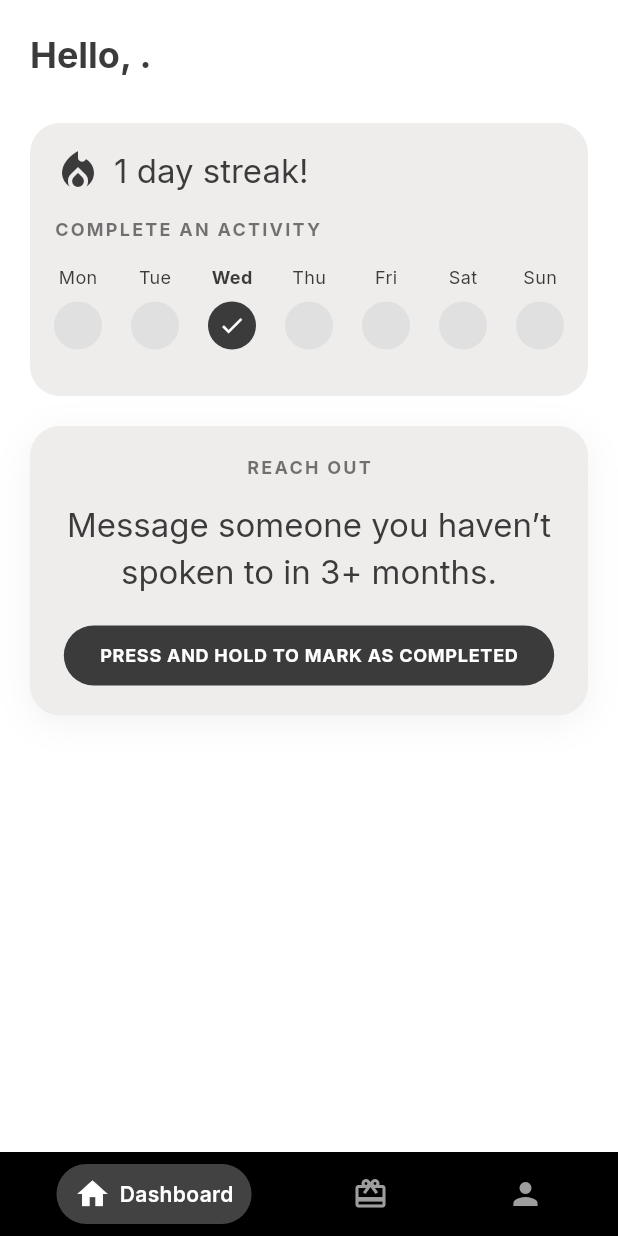
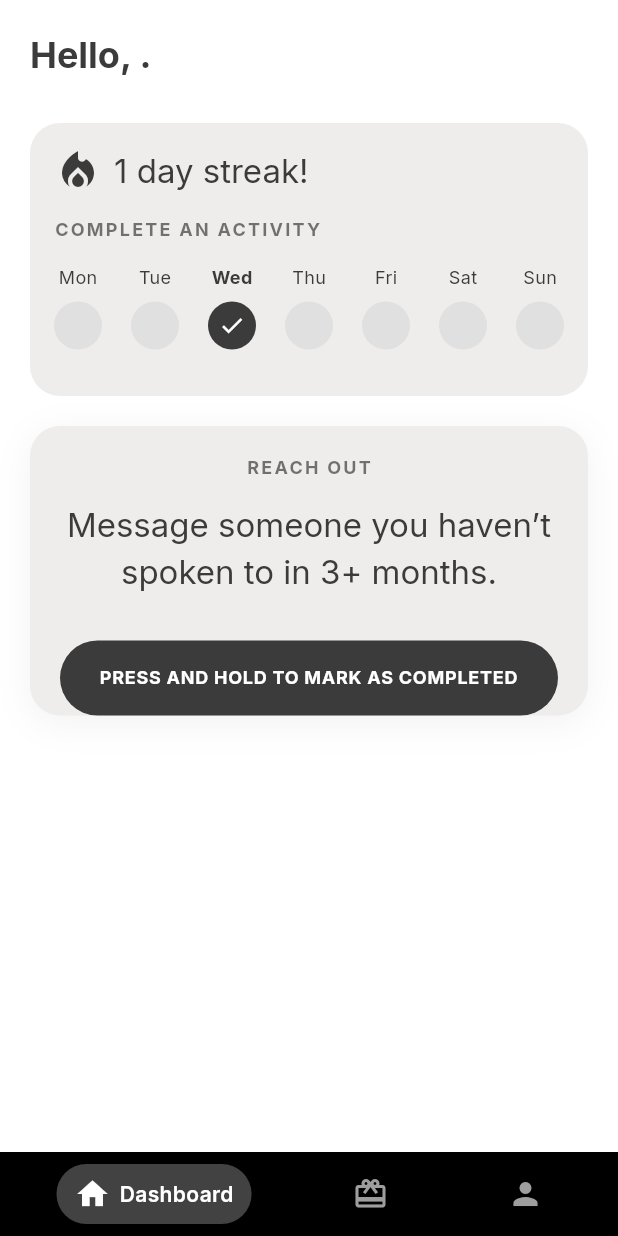
Before and after one commit to orya-ai/v3, a Flutter app: the DashboardPage screen opened by its route, on a phone screen of 412 x 824 dp. Run offline on Flutter 3.47's test engine with Material 3 defaults, Android fonts, the phone set to English and light mode, and no system bars; our stand-ins replace cloud_firestore, firebase_auth, firebase_core, flutter_riverpod, go_router, google_fonts and 3 more; accounts and stored records are empty.

Commit message:
made daily prompt animation

```diff
--- a/lib/features/dashboard/presentation/dashboard_page.dart
+++ b/lib/features/dashboard/presentation/dashboard_page.dart
@@ -1,4 +1,5 @@
 import 'dart:async';
+import 'dart:ui';
 import 'package:flutter/material.dart';
 import 'package:flutter_riverpod/flutter_riverpod.dart';
 import 'package:orya/features/dashboard/application/gamification_repository.dart';
@@ -21,9 +22,7 @@ class _DashboardPageState extends ConsumerState<DashboardPage>
   String _dailyPrompt = 'Loading...';
   String _dailyPromptCategory = '';
   bool _isCompleted = false;
-  bool _isHolding = false;
   late AnimationController _controller;
-  late Animation<double> _animation;
 
   @override
   void initState() {
@@ -31,20 +30,17 @@ class _DashboardPageState extends ConsumerState<DashboardPage>
     _loadDailyPrompt();
 
     _controller = AnimationController(
-      duration: const Duration(seconds: 2),
+      duration: const Duration(milliseconds: 2000),
       vsync: this,
-    );
-
-    _animation = Tween<double>(begin: 0, end: 1).animate(_controller)
-      ..addStatusListener((status) {
+    )..addStatusListener((status) {
         if (status == AnimationStatus.completed) {
           setState(() {
             _isCompleted = true;
           });
+          Vibration.vibrate(pattern: [0, 50, 80, 250], intensities: [100, 255]);
         }
       });
-    // Check and update streak status when the dashboard loads.
-    // The recordActivity method is now idempotent and safe to call.
+
     WidgetsBinding.instance.addPostFrameCallback((_) {
       ref.read(gamificationRepoProvider).recordActivity();
     });
@@ -60,8 +56,10 @@ class _DashboardPageState extends ConsumerState<DashboardPage>
     final promptData = await DailyConnectionPromptService().getTodaysPrompt();
     if (mounted) {
       setState(() {
-        _dailyPromptCategory = promptData['category']?.toUpperCase() ?? 'CONNECT';
-        _dailyPrompt = promptData['prompt'] ?? 'Check back tomorrow for a new prompt!';
+        _dailyPromptCategory =
+            promptData['category']?.toUpperCase() ?? 'CONNECT';
+        _dailyPrompt =
+            promptData['prompt'] ?? 'Check back tomorrow for a new prompt!';
       });
     }
   }
@@ -71,8 +69,7 @@ class _DashboardPageState extends ConsumerState<DashboardPage>
     final userAsyncValue = ref.watch(userProvider);
 
     return userAsyncValue.when(
-      data: (user) => Container(
-        child: SafeArea(
+      data: (user) => SafeArea(
         child: ListView(
           padding: const EdgeInsets.all(20.0),
           children: [
@@ -84,7 +81,6 @@ class _DashboardPageState extends ConsumerState<DashboardPage>
             const SizedBox(height: 30),
             // _buildQuests(context),
           ],
-          ),
         ),
       ),
       loading: () => const Center(child: CircularProgressIndicator()),
@@ -108,8 +104,6 @@ class _DashboardPageState extends ConsumerState<DashboardPage>
 
   Widget _buildGamificationArea(BuildContext context) {
     final gamificationState = ref.watch(gamificationProvider);
-
-    // Use intl to get localized day names, starting with Monday
     final daySymbols = DateFormat.E().dateSymbols.STANDALONESHORTWEEKDAYS;
     final List<String> days = [...daySymbols.sublist(1), daySymbols[0]];
 
@@ -132,35 +126,32 @@ class _DashboardPageState extends ConsumerState<DashboardPage>
               Row(
                 mainAxisSize: MainAxisSize.min,
                 children: [
-                  Icon(Icons.local_fire_department, color: AppTheme.primaryTextColor, size: 32
-                  ),
+                  Icon(Icons.local_fire_department, color: AppTheme.primaryTextColor, size: 32),
                   const SizedBox(width: 8),
                   Text(
                     '${gamificationData.streak} day streak!',
-                    style: Theme.of(context).textTheme.titleLarge
+                    style: Theme.of(context).textTheme.titleLarge,
                   ),
                 ],
               ),
               const SizedBox(height: 15),
-              Text('COMPLETE AN ACTIVITY',
+              Text(
+                'COMPLETE AN ACTIVITY',
                 style: Theme.of(context).textTheme.labelMedium?.copyWith(
                       color: AppTheme.primaryTextColor.withOpacity(0.7),
                       fontWeight: FontWeight.bold,
                       letterSpacing: 1.5,
                     ),
               ),
-
               const SizedBox(height: 15),
-
               Row(
                 mainAxisAlignment: MainAxisAlignment.spaceBetween,
                 children: List.generate(7, (index) {
-                  return _buildDayIndicator(days[index], gamificationData.completedDays[index], index);
+                  return _buildDayIndicator(
+                      days[index], gamificationData.completedDays[index], index);
                 }),
               ),
-
               const SizedBox(height: 15),
-
             ],
           ),
         ),
@@ -171,8 +162,11 @@ class _DashboardPageState extends ConsumerState<DashboardPage>
   }
 
   Widget _buildTodaysConnectionPrompt(BuildContext context) {
-    return Container(
-      padding: const EdgeInsets.all(20),
+    return Stack(
+      children: [
+        Container(
+          width: double.infinity,
+          padding: const EdgeInsets.fromLTRB(20, 20, 20, 80),
           decoration: BoxDecoration(
             color: AppTheme.primaryBackgroundColor,
             borderRadius: BorderRadius.circular(20),
@@ -184,35 +178,11 @@ class _DashboardPageState extends ConsumerState<DashboardPage>
               ),
             ],
           ),
-      child: AnimatedBuilder(
-          animation: _animation,
-          builder: (context, child) {
-            return Stack(
-              alignment: Alignment.center,
-              children: [
-                Transform.scale(
-                  scale: 1 + (_animation.value * 15), // Grow to cover the container
-                  child: Container(
-                    decoration: BoxDecoration(
-                      color: AppTheme.primaryButtonColor,
-                      shape: BoxShape.circle,
-                    ),
-                  ),
-                ),
-                if (_isCompleted)
-                  _buildCompletedView()
-                else
-                  child!,
-              ],
-            );
-          },
           child: Column(
             crossAxisAlignment: CrossAxisAlignment.center,
             children: [
               Text(
-                _dailyPromptCategory.isNotEmpty
-                    ? _dailyPromptCategory.toUpperCase()
-                    : 'TODAY\'S CONNECTION PROMPT',
+                _dailyPromptCategory,
                 style: Theme.of(context).textTheme.labelMedium?.copyWith(
                       color: AppTheme.primaryTextColor.withOpacity(0.7),
                       fontWeight: FontWeight.bold,
@@ -220,7 +190,12 @@ class _DashboardPageState extends ConsumerState<DashboardPage>
                     ),
               ),
               const SizedBox(height: 15),
-              Text(
+              AnimatedBuilder(
+                animation: _controller,
+                builder: (context, child) {
+                  return Opacity(
+                    opacity: 1.0 - _controller.value,
+                    child: Text(
                       _dailyPrompt,
                       textAlign: TextAlign.center,
                       style: Theme.of(context).textTheme.titleLarge?.copyWith(
@@ -228,48 +203,68 @@ class _DashboardPageState extends ConsumerState<DashboardPage>
                             height: 1.4,
                           ),
                     ),
-              const SizedBox(height: 20),
-              GestureDetector(
+                  );
+                },
+              ),
+            ],
+          ),
+        ),
+        Positioned.fill(
+          child: Align(
+            alignment: Alignment.bottomCenter,
+            child: AnimatedBuilder(
+              animation: _controller,
+              builder: (context, child) {
+                final width = lerpDouble(MediaQuery.of(context).size.width - 80,
+                    MediaQuery.of(context).size.width - 40, _controller.value)!;
+                final height = lerpDouble(50, 240, _controller.value)!;
+                final radius = lerpDouble(30, 20, _controller.value)!;
+
+                return GestureDetector(
                   onTapDown: (_) {
-                  setState(() {
-                    _isHolding = true;
-                  });
                     _controller.forward();
                     Vibration.vibrate(duration: 2000);
                   },
                   onTapUp: (_) {
-                  setState(() {
-                    _isHolding = false;
-                  });
                     if (_controller.status != AnimationStatus.completed) {
                       _controller.reverse();
                       Vibration.cancel();
                     }
                   },
                   child: Container(
-                  padding: const EdgeInsets.symmetric(
-                      vertical: 12,
-                      horizontal: 24),
+                    width: width,
+                    height: height,
                     decoration: BoxDecoration(
                       color: AppTheme.primaryButtonColor,
-                    borderRadius: BorderRadius.circular(30),
+                      borderRadius: BorderRadius.circular(radius),
                     ),
-                  child: Text(
+                    alignment: Alignment.center,
+                    child: _isCompleted
+                        ? _buildCompletedView()
+                        : Text(
                             'PRESS AND HOLD TO MARK AS COMPLETED',
-                    style: Theme.of(context).textTheme.labelMedium?.copyWith(
+                            style: Theme.of(context)
+                                .textTheme
+                                .labelMedium
+                                ?.copyWith(
                                   color: Colors.white,
                                   fontWeight: FontWeight.bold,
                                 ),
+                            textAlign: TextAlign.center,
+                          ),
+                  ),
+                );
+              },
             ),
           ),
         ),
       ],
-          )),
     );
   }
 
   Widget _buildCompletedView() {
     return Column(
+      key: const ValueKey('completed'),
       mainAxisAlignment: MainAxisAlignment.center,
       children: [
         Text(
@@ -298,7 +293,6 @@ class _DashboardPageState extends ConsumerState<DashboardPage>
 
   Widget _buildDayIndicator(String day, bool isCompleted, int index) {
     final today = DateTime.now();
-    // In Dart, Monday is 1 and Sunday is 7. We map this to our 0-indexed list where Monday is 0.
     final isCurrentDay = (today.weekday - 1) == index;
 
     return Column(
@@ -337,11 +331,15 @@ class _DashboardPageState extends ConsumerState<DashboardPage>
           children: [
             Text(
               'Your Quests',
-              style: Theme.of(context).textTheme.titleLarge?.copyWith(fontWeight: FontWeight.bold),
+              style: Theme.of(context)
+                  .textTheme
+                  .titleLarge
+                  ?.copyWith(fontWeight: FontWeight.bold),
             ),
             TextButton(
               onPressed: () {},
-              child: const Text('View all', style: TextStyle(color: Colors.orange)),
+              child: const Text('View all',
+                  style: TextStyle(color: Colors.orange)),
             ),
           ],
         ),
@@ -357,10 +355,11 @@ class _DashboardPageState extends ConsumerState<DashboardPage>
     return Consumer(
       builder: (context, ref, child) {
         return Dismissible(
-          key: Key(title), // Use a unique key for each dismissible item
+          key: Key(title),
           onDismissed: (direction) {
             ref.read(gamificationRepoProvider).recordActivity();
-            ScaffoldMessenger.of(context).showSnackBar(SnackBar(content: Text('$title dismissed')));
+            ScaffoldMessenger.of(context).showSnackBar(
+                SnackBar(content: Text('$title dismissed')));
           },
           background: Container(
             color: Colors.red,
@@ -384,13 +383,17 @@ class _DashboardPageState extends ConsumerState<DashboardPage>
             child: Row(
               mainAxisAlignment: MainAxisAlignment.spaceBetween,
               children: [
-                // Placeholder for person icon
-                // CircleAvatar(backgroundColor: Colors.blue.shade100, radius: 20),
-                // const SizedBox(width: 15),
-                Text(title, style: Theme.of(context).textTheme.titleMedium),
+                Text(title,
+                    style: Theme.of(context).textTheme.titleMedium),
                 Row(
                   children: [
-                    Text(points, style: Theme.of(context).textTheme.titleMedium?.copyWith(fontWeight: FontWeight.bold, color: Colors.orange)),
+                    Text(points,
+                        style: Theme.of(context)
+                            .textTheme
+                            .titleMedium
+                            ?.copyWith(
+                                fontWeight: FontWeight.bold,
+                                color: Colors.orange)),
                     const SizedBox(width: 5),
                     const Icon(Icons.star, color: Colors.orange, size: 20),
                   ],
@@ -402,6 +405,5 @@ class _DashboardPageState extends ConsumerState<DashboardPage>
       },
     );
   }
-
   */
 }
```
Lines whose indentation alone changed are shown as unchanged.
